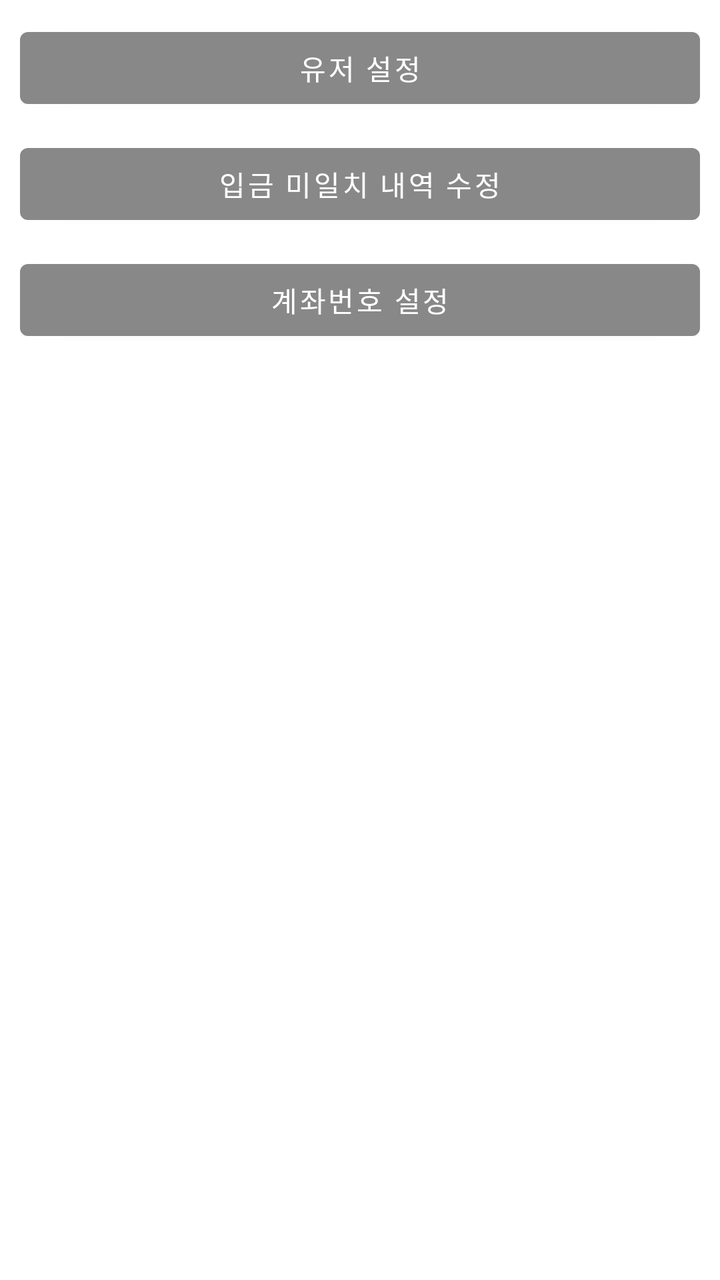
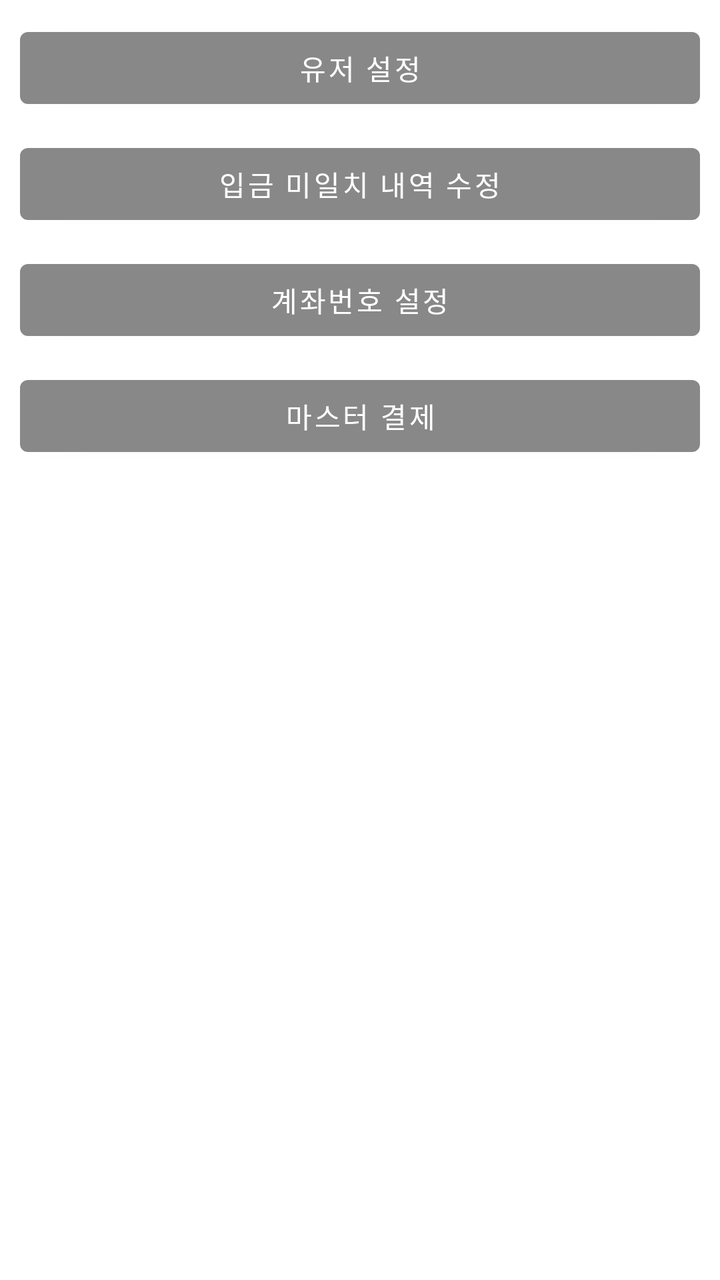

An Android layout rendered at two revisions. The XML below is the earlier revision; the diff shows what the commit changed to produce the second picture.
<!-- AndroidManifest.xml: application theme AppTheme -->
<!-- res/layout/fragment_main_master.xml -->
<?xml version="1.0" encoding="utf-8"?>
<androidx.constraintlayout.widget.ConstraintLayout
    xmlns:android="http://schemas.android.com/apk/res/android"
    xmlns:app="http://schemas.android.com/apk/res-auto"
    xmlns:tools="http://schemas.android.com/tools"
    android:layout_width="match_parent"
    android:layout_height="match_parent"
    tools:context=".ui.view.activity.MainActivity">
    <Button
        android:id="@+id/btnUser"
        android:layout_width="match_parent"
        android:layout_height="wrap_content"
        android:layout_margin="10dp"
        android:text = "유저 설정"
        app:layout_constraintTop_toTopOf="parent"/>
    <Button
        android:id="@+id/btnDeposit"
        android:layout_width="match_parent"
        android:layout_height="wrap_content"
        android:layout_margin="10dp"
        android:text = "입금 미일치 내역 수정"
        app:layout_constraintTop_toBottomOf="@id/btnUser"/>

    <Button
        android:id="@+id/btnAccount"
        android:layout_width="match_parent"
        android:layout_height="wrap_content"
        android:layout_margin="10dp"
        android:text = "계좌번호 설정"
        app:layout_constraintTop_toBottomOf="@id/btnDeposit"/>

    <Button
        android:id="@+id/btnQR"
        android:layout_width="match_parent"
        android:layout_height="wrap_content"
        android:layout_margin="10dp"
        android:visibility="gone"
        android:text = "카카오페이 QR 설정"
        app:layout_constraintTop_toBottomOf="@id/btnAccount"/>
</androidx.constraintlayout.widget.ConstraintLayout>
<!-- resources referenced by this layout -->
<resources>
  <style name="AppTheme" parent="Theme.MaterialComponents.DayNight.NoActionBar">
          
          <item name="colorPrimary">@color/primary</item>
          <item name="colorPrimaryVariant">@color/primary</item>
          <item name="colorOnPrimary">@color/white</item>
          
          <item name="colorSecondary">@color/secondary</item>
          <item name="colorSecondaryVariant">@color/secondaryVarient</item>
          <item name="colorOnSecondary">@color/black</item>
          
          <item name="android:statusBarColor" tools:targetApi="l">?attr/colorPrimaryVariant</item>
          
          <item name="android:windowNoTitle">true</item>
      </style>
  <color name="primary">#FF888888</color>
  <color name="white">#FFFFFFFF</color>
  <color name="secondary">#FFF5F5DC</color>
  <color name="secondaryVarient">#FFe0e094</color>
  <color name="black">#FF000000</color>
</resources>

<!-- the commit's change to res/layout/fragment_main_master.xml (unified diff, before → after) -->
@@ -37,4 +37,13 @@
         android:visibility="gone"
         android:text = "카카오페이 QR 설정"
         app:layout_constraintTop_toBottomOf="@id/btnAccount"/>
+
+    <Button
+        android:id="@+id/btnCharge"
+        android:layout_width="match_parent"
+        android:layout_height="wrap_content"
+        android:layout_margin="10dp"
+        android:visibility="visible"
+        android:text = "마스터 결제"
+        app:layout_constraintTop_toBottomOf="@id/btnQR"/>
 </androidx.constraintlayout.widget.ConstraintLayout>
